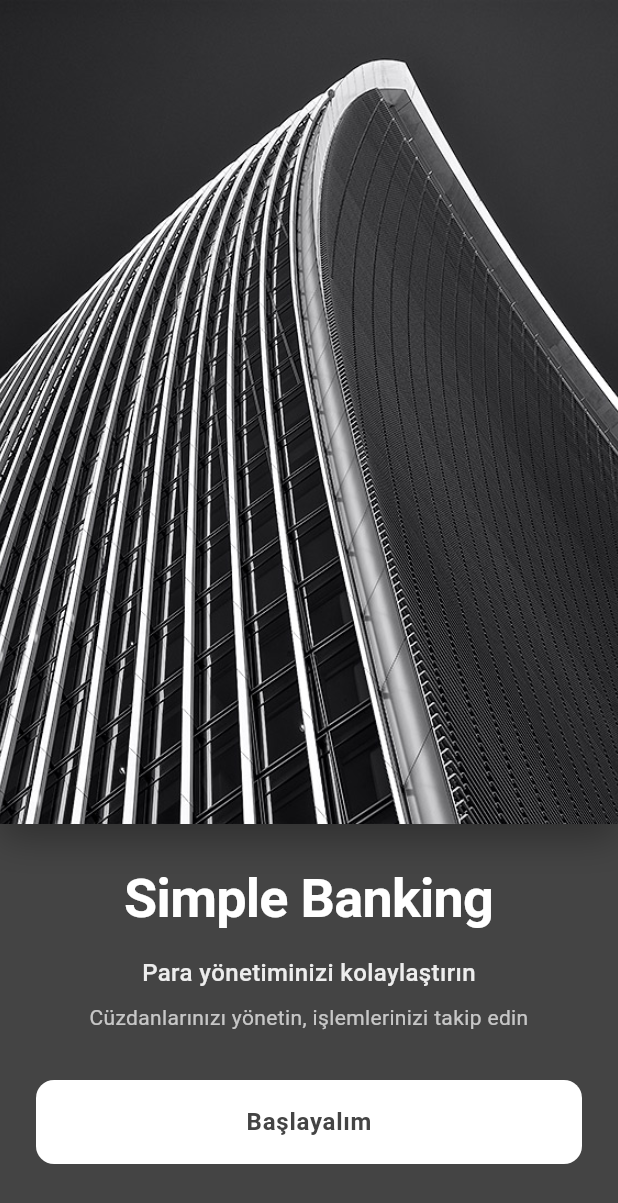
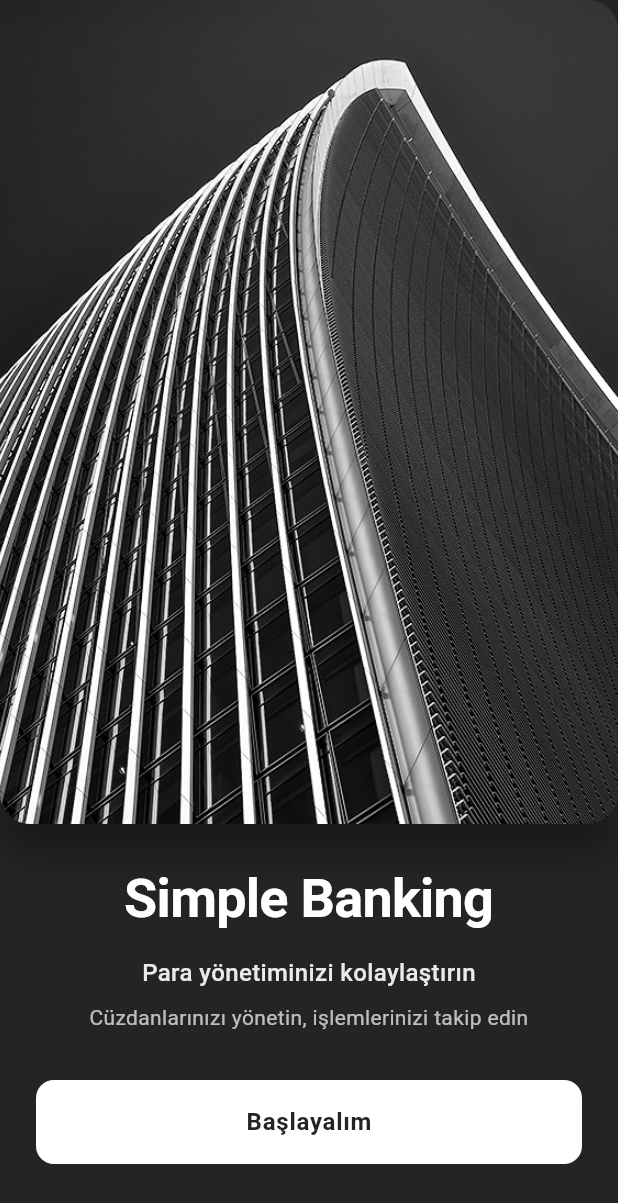
Before and after one commit to ahmeterenyasar/flutterSimpleBankingSystem, a Flutter app: the screen it shows after launch, on a phone screen of 412 x 824 dp. Shown: the top 1203 px of the screen. Run offline on Flutter 3.47's test engine with Material 3 defaults, Android fonts, the phone set to English and light mode, and no system bars; our stand-ins replace shared_preferences; accounts and stored records are empty.

Commit message:
chore: small adjustments

```diff
--- a/lib/screens/home_screen.dart
+++ b/lib/screens/home_screen.dart
@@ -48,11 +48,9 @@ class _HomeScreenState extends State<HomeScreen> {
   }
 
   User _createDefaultUser() {
-    // Create default categories
     final personalCategory = Category(id: '1', name: 'Kişisel');
     final businessCategory = Category(id: '2', name: 'İş');
 
-    // Create a default wallet
     final defaultWallet = Wallet(
       id: '1',
       name: 'Ana Cüzdan',
--- a/lib/screens/splash_screen.dart
+++ b/lib/screens/splash_screen.dart
@@ -45,34 +45,33 @@ class SplashScreen extends StatelessWidget {
       height: bannerHeight,
       width: double.infinity,
       decoration: BoxDecoration(
+        borderRadius: BorderRadius.circular(20),
         boxShadow: [
           BoxShadow(
             color: Colors.black.withOpacity(0.3),
             blurRadius: 20,
-            offset: const Offset(0, 10),
+            offset: const Offset(0, 20),
           ),
         ],
+        image: const DecorationImage(
+          image: AssetImage('assets/images/splash.jpg'),
+          fit: BoxFit.cover,
         ),
-      child: Image.asset(
-        'assets/images/splash.jpg',
-        fit: BoxFit.cover,
-        width: double.infinity,
-        height: bannerHeight,
       ),
     );
   }
 
   Widget _buildBrandingSection() {
-    return Column(mainAxisSize: MainAxisSize.min, children: [_buildAppTitle()]);
-  }
-
-  Widget _buildAppTitle() {
-    return Text(
+    return Column(
+      children: [
+        Text(
           AppConstants.appName,
           style: AppTextStyles.heading1.copyWith(
             color: AppColors.textLight,
             fontSize: AppDimensions.splashTitleFontSize,
           ),
+        ),
+      ],
     );
   }
 
--- a/lib/utils/constants.dart
+++ b/lib/utils/constants.dart
@@ -1,9 +1,9 @@
 import 'package:flutter/material.dart';
 
 class AppColors {
-  static const Color primary = Color(0xFF444444);
-  static const Color primaryDark = Color(0xFF222222);
-  static const Color primaryLight = Color(0xFF666666);
+  static const Color primary = Color.fromARGB(255, 36, 36, 36);
+  static const Color primaryDark = Color.fromARGB(255, 34, 34, 34);
+  static const Color primaryLight = Color.fromARGB(255, 89, 89, 89);
 
   static const Color background = Color(0xFFF5F5F5);
   static const Color backgroundDark = Color(0xFF121212);
@@ -18,12 +18,12 @@ class AppColors {
   static const Color positive = Color.fromARGB(255, 43, 125, 18);
   static const Color negative = Color.fromARGB(255, 222, 65, 65);
   static const Color warning = Color.fromARGB(255, 202, 210, 43);
-  static const Color error = Color(0xFF555555);
-  static const Color accent = Color(0xFF777777);
+  static const Color error = Color.fromARGB(255, 255, 59, 59);
+  static const Color accent = Color.fromARGB(255, 133, 132, 132);
 
-  static const Color accentBlue = Color(0xFF999999);
-  static const Color accentGreen = Color(0xFFBBBBBB);
-  static const Color accentOrange = Color(0xFF888888);
+  static const Color accentBlue = Color.fromARGB(255, 123, 163, 211);
+  static const Color accentGreen = Color.fromARGB(255, 192, 171, 103);
+  static const Color accentOrange = Color.fromARGB(255, 167, 129, 84);
 
   static const Color divider = Color(0xFFE0E0E0);
   static const Color shadow = Color(0x33000000);
```
Lines whose indentation alone changed are shown as unchanged.
